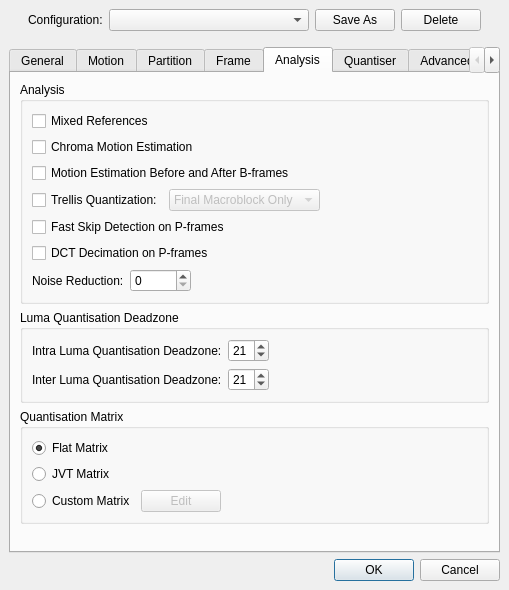
Above: branches/avidemux_2.5_branch_gruntster/plugins/ADM_videoEncoder/ADM_vidEnc_x264/qt4/x264ConfigDialog.ui from BackupTheBerlios/avidemux-svn before the change. Below: the same form after it.
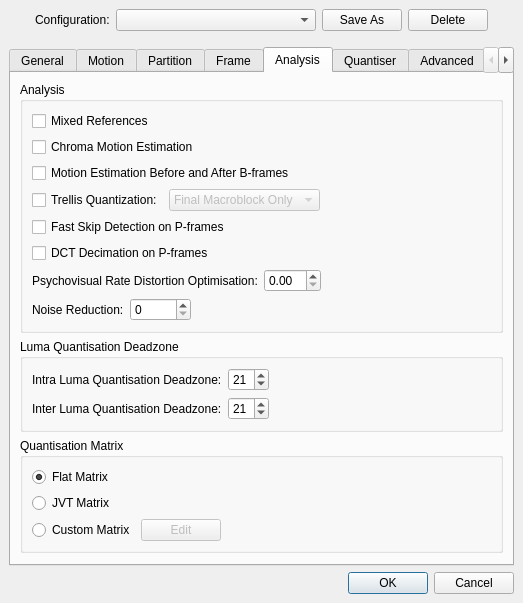
That is the form after the change. The open tabs and pages were chosen to show the change.

Commit message: [x264] add psychovisual RDO option

What changed in the file:
```diff
--- a/branches/avidemux_2.5_branch_gruntster/plugins/ADM_videoEncoder/ADM_vidEnc_x264/qt4/x264ConfigDialog.ui
+++ b/branches/avidemux_2.5_branch_gruntster/plugins/ADM_videoEncoder/ADM_vidEnc_x264/qt4/x264ConfigDialog.ui
@@ -6,8 +6,8 @@
    <rect>
     <x>0</x>
     <y>0</y>
-    <width>509</width>
-    <height>530</height>
+    <width>523</width>
+    <height>540</height>
    </rect>
   </property>
   <property name="windowTitle" >
@@ -2095,14 +2095,6 @@
            <number>6</number>
           </property>
           <item>
-           <layout class="QVBoxLayout" >
-            <property name="margin" >
-             <number>0</number>
-            </property>
-            <property name="spacing" >
-             <number>6</number>
-            </property>
-            <item>
              <widget class="QCheckBox" name="mixedRefsCheckBox" >
               <property name="text" >
                <string>Mixed References</string>
@@ -2184,6 +2176,46 @@
               </property>
              </widget>
             </item>
+          <item>
+           <layout class="QHBoxLayout" >
+            <property name="margin" >
+             <number>0</number>
+            </property>
+            <property name="spacing" >
+             <number>6</number>
+            </property>
+            <item>
+             <widget class="QLabel" name="lblPsychoRDO" >
+              <property name="text" >
+               <string>Psychovisual Rate Distortion Optimisation:</string>
+              </property>
+             </widget>
+            </item>
+            <item>
+             <widget class="QDoubleSpinBox" name="psychoRdoSpinBox" >
+              <property name="maximum" >
+               <double>10.000000000000000</double>
+              </property>
+              <property name="singleStep" >
+               <double>0.100000000000000</double>
+              </property>
+             </widget>
+            </item>
+            <item>
+             <spacer>
+              <property name="orientation" >
+               <enum>Qt::Horizontal</enum>
+              </property>
+              <property name="sizeHint" >
+               <size>
+                <width>40</width>
+                <height>20</height>
+               </size>
+              </property>
+             </spacer>
+            </item>
+           </layout>
+          </item>
             <item>
              <layout class="QHBoxLayout" >
               <property name="margin" >
@@ -2222,8 +2254,6 @@
              </layout>
             </item>
            </layout>
-          </item>
-         </layout>
         </widget>
        </item>
        <item>
```
Left out of the diff: 8 changed lines with no effect on the pictures. Lines whose indentation alone changed are shown as unchanged. The commit also changes 4 other files.
